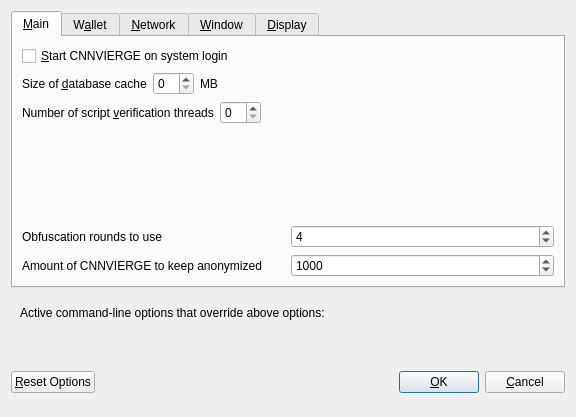
Before: the Qt Designer form src/qt/forms/optionsdialog.ui in ConciergeCoin/Concierge, drawn with Qt 5.
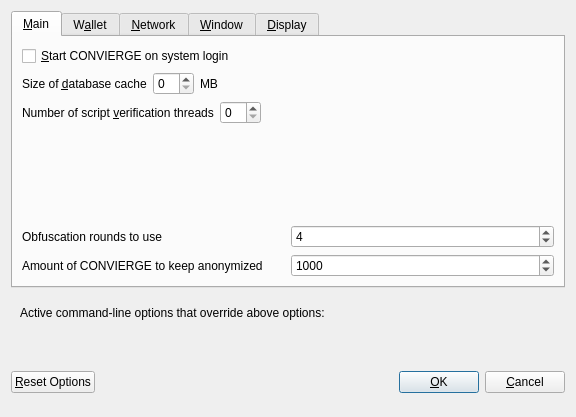
After: the same form once the commit is applied. Custom widgets are drawn as their Qt base class.

Patch:
```diff
--- a/src/qt/forms/optionsdialog.ui
+++ b/src/qt/forms/optionsdialog.ui
@@ -33,7 +33,7 @@
           <string>Automatically start CNNVIERGE after logging in to the system.</string>
          </property>
          <property name="text">
-          <string>&amp;Start CNNVIERGE on system login</string>
+          <string>&amp;Start CONVIERGE on system login</string>
          </property>
         </widget>
        </item>
@@ -177,7 +177,7 @@
             <string notr="true"/>
            </property>
            <property name="text">
-            <string>Amount of CNNVIERGE to keep anonymized</string>
+            <string>Amount of CONVIERGE to keep anonymized</string>
            </property>
           </widget>
          </item>
```
Left out of the diff: 8 changed lines with no effect on the pictures.
